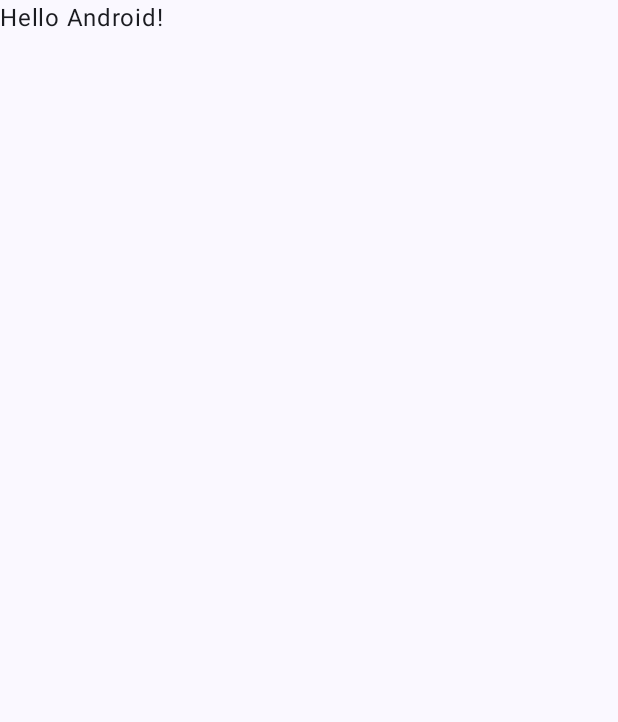
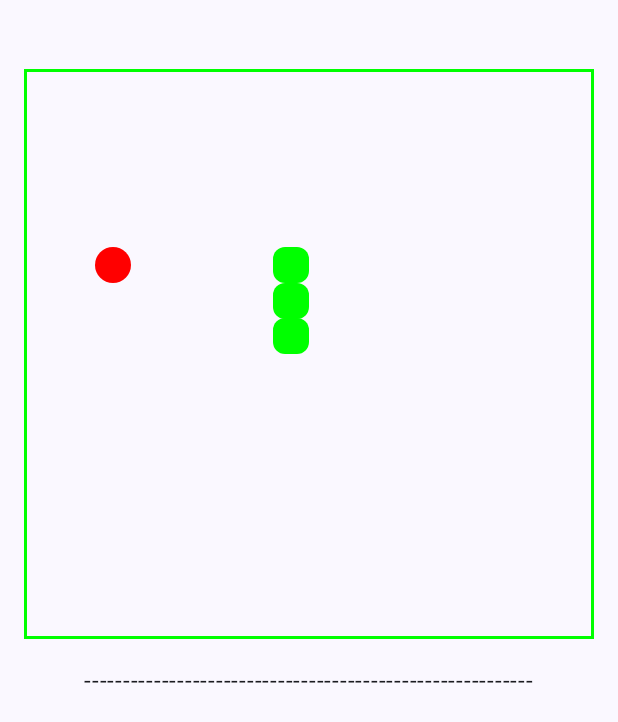
Before and after one commit to pdmeadunip/Cobrinha-Desennvolvimento-1, an Android app built with Jetpack Compose: the screen it shows after launch (MainActivity), on a phone screen of 412 x 824 dp. Before the commit the part shown is almost empty. Shown: the top 722 px of the screen. Run offline under Robolectric (Android 15) with nearby library versions, the phone set to English and light mode, and no system bars.

Commit message:
Quadro OK

```diff
--- a/app/src/main/java/com/example/testecobrinhacompose1/MainActivity.kt
+++ b/app/src/main/java/com/example/testecobrinhacompose1/MainActivity.kt
@@ -1,28 +1,51 @@
 package com.example.testecobrinhacompose1
 
+import android.R
+import android.R.attr.maxWidth
+import android.R.attr.name
+import android.R.attr.x
+import android.annotation.SuppressLint
 import android.os.Bundle
 import androidx.activity.ComponentActivity
 import androidx.activity.compose.setContent
 import androidx.activity.enableEdgeToEdge
+import androidx.compose.foundation.background
+import androidx.compose.foundation.border
+import androidx.compose.foundation.layout.Box
+import androidx.compose.foundation.layout.BoxWithConstraints
+import androidx.compose.foundation.layout.Column
+import androidx.compose.foundation.layout.Spacer
 import androidx.compose.foundation.layout.fillMaxSize
+import androidx.compose.foundation.layout.height
+import androidx.compose.foundation.layout.offset
 import androidx.compose.foundation.layout.padding
+import androidx.compose.foundation.layout.size
+import androidx.compose.foundation.shape.CircleShape
 import androidx.compose.material3.Scaffold
+import androidx.compose.material3.Shapes
 import androidx.compose.material3.Text
 import androidx.compose.runtime.Composable
+import androidx.compose.ui.Alignment
 import androidx.compose.ui.Modifier
+import androidx.compose.ui.graphics.Color
 import androidx.compose.ui.tooling.preview.Preview
+import androidx.compose.ui.unit.Dp
+import androidx.compose.ui.unit.dp
+import androidx.lifecycle.lifecycleScope
 import com.example.testecobrinhacompose1.ui.theme.TesteCobrinhaCompose1Theme
 import kotlinx.coroutines.CoroutineScope
+import kotlinx.coroutines.flow.MutableStateFlow
 
 class MainActivity : ComponentActivity() {
     override fun onCreate(savedInstanceState: Bundle?) {
         super.onCreate(savedInstanceState)
+        val game = Game(lifecycleScope)
         enableEdgeToEdge()
         setContent {
             TesteCobrinhaCompose1Theme {
                 Scaffold(modifier = Modifier.fillMaxSize()) { innerPadding ->
                     Greeting(
-                        name = "Android",
+                        game = game,
                         modifier = Modifier.padding(innerPadding)
                     )
                 }
@@ -32,18 +55,45 @@ class MainActivity : ComponentActivity() {
 }
 
 @Composable
-fun Greeting(name: String, modifier: Modifier = Modifier) {
-    Text(
-        text = "Hello $name!",
-        modifier = modifier
-    )
+fun Greeting(game: Game=Game(), modifier: Modifier = Modifier) {
+    JogoCobrinha(game)
 }
 
-@Preview(showBackground = true)
+
+
 @Composable
-fun GreetingPreview() {
-    TesteCobrinhaCompose1Theme {
-        Greeting("Android")
+fun JogoCobrinha(game: Game, modifier: Modifier = Modifier) {
+    Column(modifier = modifier, horizontalAlignment = Alignment.CenterHorizontally) {
+        Spacer(modifier = Modifier.height(30.dp))
+        QuadroJogo(estadoJogo = game.estadoJogo)
+        Text(text = "----------------------------------------------------------")
+    }
+}
+
+
+@SuppressLint("UnusedBoxWithConstraintsScope")
+@Composable
+fun QuadroJogo(estadoJogo: EstadoJogo,modifier: Modifier = Modifier){
+    BoxWithConstraints(modifier = modifier.padding(16.dp)) {
+        //quadro do jogo
+        val tamanhoUnidade = maxWidth/Game.QTD_QUADRADOS
+        Box(modifier = modifier
+            .size(maxWidth)
+            .border(2.dp, Color.Green)
+        )
+        //comida
+        Box(modifier = modifier
+            .offset(x=tamanhoUnidade * estadoJogo.comida.first,y=tamanhoUnidade*estadoJogo.comida.second)
+            .size(tamanhoUnidade)
+            .background(Color.Red,shape = CircleShape)
+             ){}
+        estadoJogo.cobra.forEach {
+            corpo ->Box(modifier = modifier
+                .offset(x=tamanhoUnidade * corpo.first,y=tamanhoUnidade*corpo.second)
+                .size(tamanhoUnidade)
+                .background(Color.Green,Shapes().small)
+            ){}
+        }
     }
 }
 
@@ -52,10 +102,21 @@ data class EstadoJogo(
     val cobra:List<Pair<Int,Int>>
 )
 
-class Game(private val spoce:CoroutineScope){
+class Game(private val scope:CoroutineScope=CoroutineScope(scope.coroutineContext)){
+    val estadoJogo = EstadoJogo(Pair(2,5), listOf(Pair(7,7),Pair(7,6),Pair(7,5)))
 
 
     companion object{
         const val  QTD_QUADRADOS = 16
+
     }
 }
+
+
+@Preview(showBackground = true)
+@Composable
+fun GreetingPreview() {
+    TesteCobrinhaCompose1Theme {
+        Greeting()
+    }
+}
```
